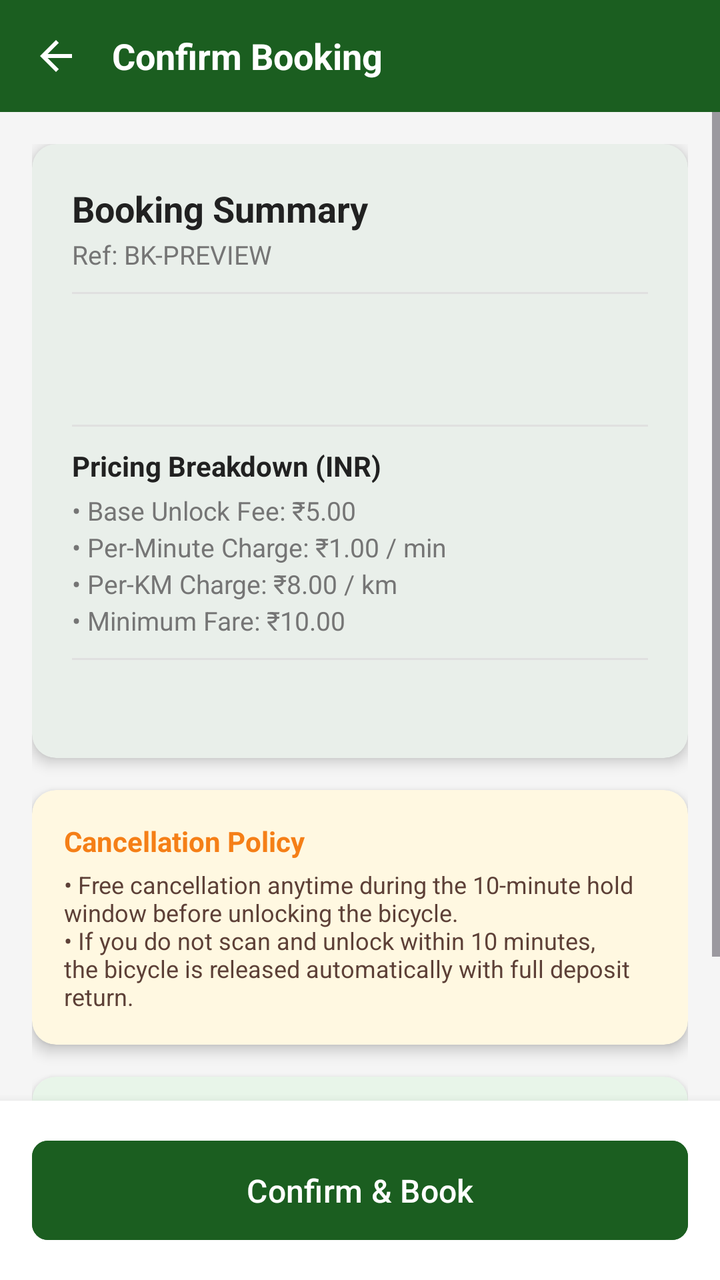
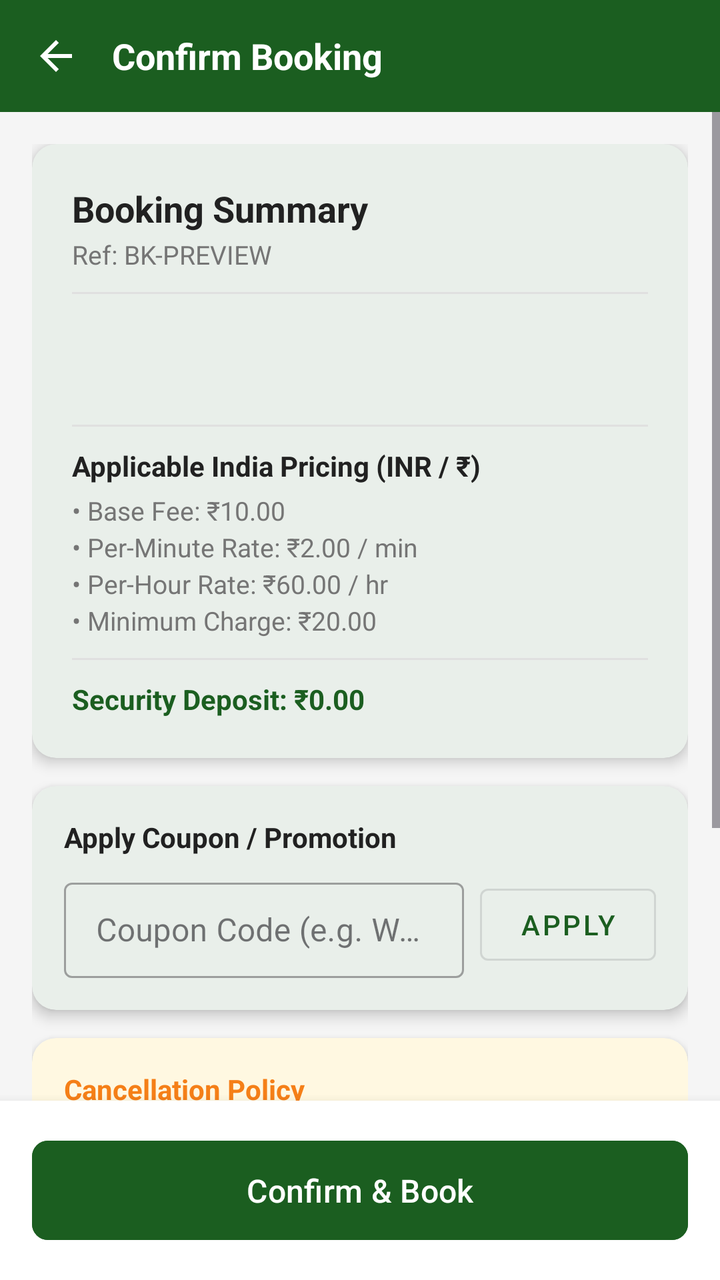

Two renders of the same Android screen: before a commit and after it. Below are the layout's source before the change and the commit's diff.
<!-- AndroidManifest.xml: application theme Theme.BicycleBookingApp -->
<!-- res/layout/fragment_booking_confirm.xml -->
<?xml version="1.0" encoding="utf-8"?>
<LinearLayout xmlns:android="http://schemas.android.com/apk/res/android"
    xmlns:app="http://schemas.android.com/apk/res-auto"
    android:layout_width="match_parent"
    android:layout_height="match_parent"
    android:background="@color/colorBackground"
    android:orientation="vertical">

    
    <LinearLayout
        android:layout_width="match_parent"
        android:layout_height="56dp"
        android:background="@color/colorPrimary"
        android:gravity="center_vertical"
        android:orientation="horizontal"
        android:paddingStart="8dp">

        <ImageView
            android:id="@+id/ivBack"
            android:layout_width="40dp"
            android:layout_height="40dp"
            android:src="@drawable/ic_back"
            android:contentDescription="Back"
            android:padding="8dp"
            android:tint="@color/white" />

        <TextView
            android:layout_width="wrap_content"
            android:layout_height="wrap_content"
            android:layout_marginStart="8dp"
            android:text="Confirm Booking"
            android:textColor="@color/white"
            android:textSize="18sp"
            android:textStyle="bold" />
    </LinearLayout>

    <ScrollView
        android:layout_width="match_parent"
        android:layout_height="0dp"
        android:layout_weight="1">

        <LinearLayout
            android:layout_width="match_parent"
            android:layout_height="wrap_content"
            android:orientation="vertical"
            android:padding="16dp">

            
            <com.google.android.material.card.MaterialCardView
                style="@style/CardStyle"
                android:layout_width="match_parent"
                android:layout_height="wrap_content"
                android:layout_marginBottom="16dp">

                <LinearLayout
                    android:layout_width="match_parent"
                    android:layout_height="wrap_content"
                    android:orientation="vertical"
                    android:padding="20dp">

                    <TextView
                        android:layout_width="wrap_content"
                        android:layout_height="wrap_content"
                        android:text="Booking Summary"
                        android:textColor="@color/colorTextPrimary"
                        android:textSize="18sp"
                        android:textStyle="bold" />

                    <TextView
                        android:id="@+id/tvBookingRef"
                        android:layout_width="wrap_content"
                        android:layout_height="wrap_content"
                        android:layout_marginTop="2dp"
                        android:text="Ref: BK-PREVIEW"
                        android:textColor="@color/colorTextSecondary"
                        android:textSize="13sp" />

                    <View
                        android:layout_width="match_parent"
                        android:layout_height="1dp"
                        android:layout_marginTop="10dp"
                        android:layout_marginBottom="10dp"
                        android:background="@color/colorDivider" />

                    <TextView
                        android:id="@+id/tvBicycleId"
                        android:layout_width="wrap_content"
                        android:layout_height="wrap_content"
                        android:textColor="@color/colorTextPrimary"
                        android:textSize="15sp"
                        android:textStyle="bold" />

                    <TextView
                        android:id="@+id/tvStation"
                        android:layout_width="wrap_content"
                        android:layout_height="wrap_content"
                        android:layout_marginTop="6dp"
                        android:textColor="@color/colorTextPrimary"
                        android:textSize="14sp" />

                    <View
                        android:layout_width="match_parent"
                        android:layout_height="1dp"
                        android:layout_marginTop="10dp"
                        android:layout_marginBottom="10dp"
                        android:background="@color/colorDivider" />

                    <TextView
                        android:layout_width="wrap_content"
                        android:layout_height="wrap_content"
                        android:text="Pricing Breakdown (INR)"
                        android:textColor="@color/colorTextPrimary"
                        android:textSize="14sp"
                        android:textStyle="bold" />

                    <TextView
                        android:id="@+id/tvRate"
                        android:layout_width="wrap_content"
                        android:layout_height="wrap_content"
                        android:layout_marginTop="4dp"
                        android:lineSpacingExtra="3dp"
                        android:text="• Base Unlock Fee: ₹5.00\n• Per-Minute Charge: ₹1.00 / min\n• Per-KM Charge: ₹8.00 / km\n• Minimum Fare: ₹10.00"
                        android:textColor="@color/colorTextSecondary"
                        android:textSize="13sp" />

                    <View
                        android:layout_width="match_parent"
                        android:layout_height="1dp"
                        android:layout_marginTop="10dp"
                        android:layout_marginBottom="10dp"
                        android:background="@color/colorDivider" />

                    <TextView
                        android:id="@+id/tvDeposit"
                        android:layout_width="wrap_content"
                        android:layout_height="wrap_content"
                        android:textColor="@color/colorPrimary"
                        android:textSize="14sp"
                        android:textStyle="bold" />

                </LinearLayout>
            </com.google.android.material.card.MaterialCardView>

            
            <com.google.android.material.card.MaterialCardView
                style="@style/CardStyle"
                android:layout_width="match_parent"
                android:layout_height="wrap_content"
                android:layout_marginBottom="16dp"
                app:cardBackgroundColor="#FFF8E1">

                <LinearLayout
                    android:layout_width="match_parent"
                    android:layout_height="wrap_content"
                    android:orientation="vertical"
                    android:padding="16dp">

                    <TextView
                        android:layout_width="wrap_content"
                        android:layout_height="wrap_content"
                        android:text="Cancellation Policy"
                        android:textColor="#F57F17"
                        android:textSize="14sp"
                        android:textStyle="bold" />

                    <TextView
                        android:layout_width="match_parent"
                        android:layout_height="wrap_content"
                        android:layout_marginTop="4dp"
                        android:text="• Free cancellation anytime during the 10-minute hold window before unlocking the bicycle.\n• If you do not scan and unlock within 10 minutes, the bicycle is released automatically with full deposit return."
                        android:textColor="#5D4037"
                        android:textSize="12sp" />
                </LinearLayout>
            </com.google.android.material.card.MaterialCardView>

            
            <com.google.android.material.card.MaterialCardView
                style="@style/CardStyle"
                android:layout_width="match_parent"
                android:layout_height="wrap_content"
                app:cardBackgroundColor="#E8F5E9">

                <TextView
                    android:layout_width="match_parent"
                    android:layout_height="wrap_content"
                    android:padding="16dp"
                    android:text="Once confirmed, a 10-minute reservation countdown will begin. Scan the QR code on the bicycle to unlock and start riding."
                    android:textColor="@color/colorPrimary"
                    android:textSize="13sp" />
            </com.google.android.material.card.MaterialCardView>

            <TextView
                android:id="@+id/tvError"
                android:layout_width="match_parent"
                android:layout_height="wrap_content"
                android:layout_marginTop="12dp"
                android:textColor="@color/colorUnavailable"
                android:textSize="13sp"
                android:visibility="gone" />

        </LinearLayout>
    </ScrollView>

    
    <LinearLayout
        android:layout_width="match_parent"
        android:layout_height="wrap_content"
        android:background="@color/colorSurface"
        android:elevation="8dp"
        android:orientation="vertical"
        android:padding="16dp">

        <ProgressBar
            android:id="@+id/progressBar"
            android:layout_width="wrap_content"
            android:layout_height="wrap_content"
            android:layout_gravity="center_horizontal"
            android:layout_marginBottom="8dp"
            android:visibility="gone" />

        <com.google.android.material.button.MaterialButton
            android:id="@+id/btnConfirmBooking"
            style="@style/PrimaryButton"
            android:layout_width="match_parent"
            android:layout_height="wrap_content"
            android:text="Confirm &amp; Book" />
    </LinearLayout>

</LinearLayout>
<!-- resources referenced by this layout -->
<resources>
  <color name="colorBackground">#F5F5F5</color>
  <color name="colorDivider">#E0E0E0</color>
  <color name="colorPrimary">#1B5E20</color>
  <color name="colorSurface">#FFFFFF</color>
  <color name="colorTextPrimary">#212121</color>
  <color name="colorTextSecondary">#757575</color>
  <color name="colorUnavailable">#F44336</color>
  <color name="white">#FFFFFFFF</color>
  <!-- drawable ic_back (drawable) -->
  <?xml version="1.0" encoding="utf-8"?>
  <vector xmlns:android="http://schemas.android.com/apk/res/android"
      android:width="24dp"
      android:height="24dp"
      android:viewportWidth="24"
      android:viewportHeight="24">
      <path
          android:fillColor="@android:color/black"
          android:pathData="M20,11H7.83l5.59,-5.59L12,4l-8,8 8,8 1.41,-1.41L7.83,13H20v-2z" />
  </vector>
  <style name="CardStyle" parent="Widget.Material3.CardView.Elevated">
          <item name="cardCornerRadius">12dp</item>
          <item name="cardElevation">4dp</item>
          <item name="cardBackgroundColor">@color/colorCardBackground</item>
      </style>
  <style name="PrimaryButton" parent="Widget.Material3.Button">
          <item name="android:backgroundTint">@color/colorPrimary</item>
          <item name="android:textColor">@color/white</item>
          <item name="cornerRadius">8dp</item>
          <item name="android:textSize">16sp</item>
          <item name="android:paddingTop">14dp</item>
          <item name="android:paddingBottom">14dp</item>
      </style>
  <style name="Theme.BicycleBookingApp" parent="Base.Theme.BicycleBookingApp" />
  <color name="colorCardBackground">#FFFFFF</color>
  <style name="Base.Theme.BicycleBookingApp" parent="Theme.Material3.Light.NoActionBar">
          <item name="colorPrimary">@color/colorPrimary</item>
          <item name="colorPrimaryVariant">@color/colorPrimaryDark</item>
          <item name="colorOnPrimary">@color/white</item>
          <item name="colorSecondary">@color/colorAccent</item>
          <item name="colorOnSecondary">@color/white</item>
          <item name="android:colorBackground">@color/colorBackground</item>
          <item name="colorSurface">@color/colorSurface</item>
          <item name="android:statusBarColor">@color/colorPrimary</item>
          <item name="android:navigationBarColor">@color/white</item>
      </style>
  <color name="colorPrimaryDark">#003300</color>
  <color name="colorAccent">#FF6F00</color>
</resources>

<!-- the commit's change to res/layout/fragment_booking_confirm.xml (unified diff, before → after) -->
@@ -22,7 +22,7 @@
             android:src="@drawable/ic_back"
             android:contentDescription="Back"
             android:padding="8dp"
-            android:tint="@color/white" />
+            app:tint="@color/white" />
 
         <TextView
             android:layout_width="wrap_content"
@@ -50,7 +50,7 @@
                 style="@style/CardStyle"
                 android:layout_width="match_parent"
                 android:layout_height="wrap_content"
-                android:layout_marginBottom="16dp">
+                android:layout_marginBottom="14dp">
 
                 <LinearLayout
                     android:layout_width="match_parent"
@@ -108,7 +108,7 @@
                     <TextView
                         android:layout_width="wrap_content"
                         android:layout_height="wrap_content"
-                        android:text="Pricing Breakdown (INR)"
+                        android:text="Applicable India Pricing (INR / ₹)"
                         android:textColor="@color/colorTextPrimary"
                         android:textSize="14sp"
                         android:textStyle="bold" />
@@ -119,7 +119,7 @@
                         android:layout_height="wrap_content"
                         android:layout_marginTop="4dp"
                         android:lineSpacingExtra="3dp"
-                        android:text="• Base Unlock Fee: ₹5.00\n• Per-Minute Charge: ₹1.00 / min\n• Per-KM Charge: ₹8.00 / km\n• Minimum Fare: ₹10.00"
+                        android:text="• Base Fee: ₹10.00\n• Per-Minute Rate: ₹2.00 / min\n• Per-Hour Rate: ₹60.00 / hr\n• Minimum Charge: ₹20.00"
                         android:textColor="@color/colorTextSecondary"
                         android:textSize="13sp" />
 
@@ -134,6 +134,7 @@
                         android:id="@+id/tvDeposit"
                         android:layout_width="wrap_content"
                         android:layout_height="wrap_content"
+                        android:text="Security Deposit: ₹0.00"
                         android:textColor="@color/colorPrimary"
                         android:textSize="14sp"
                         android:textStyle="bold" />
@@ -146,8 +147,7 @@
                 style="@style/CardStyle"
                 android:layout_width="match_parent"
                 android:layout_height="wrap_content"
-                android:layout_marginBottom="16dp"
-                app:cardBackgroundColor="#FFF8E1">
+                android:layout_marginBottom="14dp">
 
                 <LinearLayout
                     android:layout_width="match_parent"
@@ -158,16 +158,82 @@
                     <TextView
                         android:layout_width="wrap_content"
                         android:layout_height="wrap_content"
+                        android:text="Apply Coupon / Promotion"
+                        android:textColor="@color/colorTextPrimary"
+                        android:textSize="14sp"
+                        android:textStyle="bold" />
+
+                    <LinearLayout
+                        android:layout_width="match_parent"
+                        android:layout_height="wrap_content"
+                        android:orientation="horizontal"
+                        android:layout_marginTop="8dp"
+                        android:gravity="center_vertical">
+
+                        <com.google.android.material.textfield.TextInputLayout
+                            android:layout_width="0dp"
+                            android:layout_height="wrap_content"
+                            android:layout_weight="1"
+                            android:hint="Coupon Code (e.g. WELCOME10)"
+                            style="@style/Widget.MaterialComponents.TextInputLayout.OutlinedBox.Dense">
+
+                            <com.google.android.material.textfield.TextInputEditText
+                                android:id="@+id/etCouponCode"
+                                android:layout_width="match_parent"
+                                android:layout_height="wrap_content"
+                                android:inputType="textCapCharacters"
+                                android:maxLines="1" />
+                        </com.google.android.material.textfield.TextInputLayout>
+
+                        <com.google.android.material.button.MaterialButton
+                            android:id="@+id/btnApplyCoupon"
+                            style="@style/Widget.MaterialComponents.Button.OutlinedButton"
+                            android:layout_width="wrap_content"
+                            android:layout_height="wrap_content"
+                            android:layout_marginStart="8dp"
+                            android:text="Apply" />
+                    </LinearLayout>
+
+                    <TextView
+                        android:id="@+id/tvCouponStatus"
+                        android:layout_width="match_parent"
+                        android:layout_height="wrap_content"
+                        android:layout_marginTop="4dp"
+                        android:textColor="@color/colorAvailable"
+                        android:textSize="12sp"
+                        android:visibility="gone" />
+
+                </LinearLayout>
+            </com.google.android.material.card.MaterialCardView>
+
+            
+            <com.google.android.material.card.MaterialCardView
+                style="@style/CardStyle"
+                android:layout_width="match_parent"
+                android:layout_height="wrap_content"
+                android:layout_marginBottom="14dp"
+                app:cardBackgroundColor="#FFF8E1">
+
+                <LinearLayout
+                    android:layout_width="match_parent"
+                    android:layout_height="wrap_content"
+                    android:orientation="vertical"
+                    android:padding="16dp">
+
+                    <TextView
+                        android:layout_width="wrap_content"
+                        android:layout_height="wrap_content"
                         android:text="Cancellation Policy"
                         android:textColor="#F57F17"
                         android:textSize="14sp"
                         android:textStyle="bold" />
 
                     <TextView
+                        android:id="@+id/tvCancellationPolicy"
                         android:layout_width="match_parent"
                         android:layout_height="wrap_content"
                         android:layout_marginTop="4dp"
-                        android:text="• Free cancellation anytime during the 10-minute hold window before unlocking the bicycle.\n• If you do not scan and unlock within 10 minutes, the bicycle is released automatically with full deposit return."
+                        android:text="• Free cancellation anytime during the 10-minute hold window before unlocking the bicycle.\n• If you do not scan and unlock within 10 minutes, the bicycle is released automatically."
                         android:textColor="#5D4037"
                         android:textSize="12sp" />
                 </LinearLayout>
@@ -183,8 +249,8 @@
                 <TextView
                     android:layout_width="match_parent"
                     android:layout_height="wrap_content"
-                    android:padding="16dp"
-                    android:text="Once confirmed, a 10-minute reservation countdown will begin. Scan the QR code on the bicycle to unlock and start riding."
+                    android:padding="14dp"
+                    android:text="Once confirmed, a 10-minute reservation countdown will begin. Scan the QR code on the bicycle at the station to unlock and start riding."
                     android:textColor="@color/colorPrimary"
                     android:textSize="13sp" />
             </com.google.android.material.card.MaterialCardView>
<!-- resource entries referenced after the edit -->
@@ -1,5 +1,6 @@
 <!-- resources referenced by this layout -->
 <resources>
+  <color name="colorAvailable">#4CAF50</color>
   <color name="colorBackground">#F5F5F5</color>
   <color name="colorDivider">#E0E0E0</color>
   <color name="colorPrimary">#1B5E20</color>
